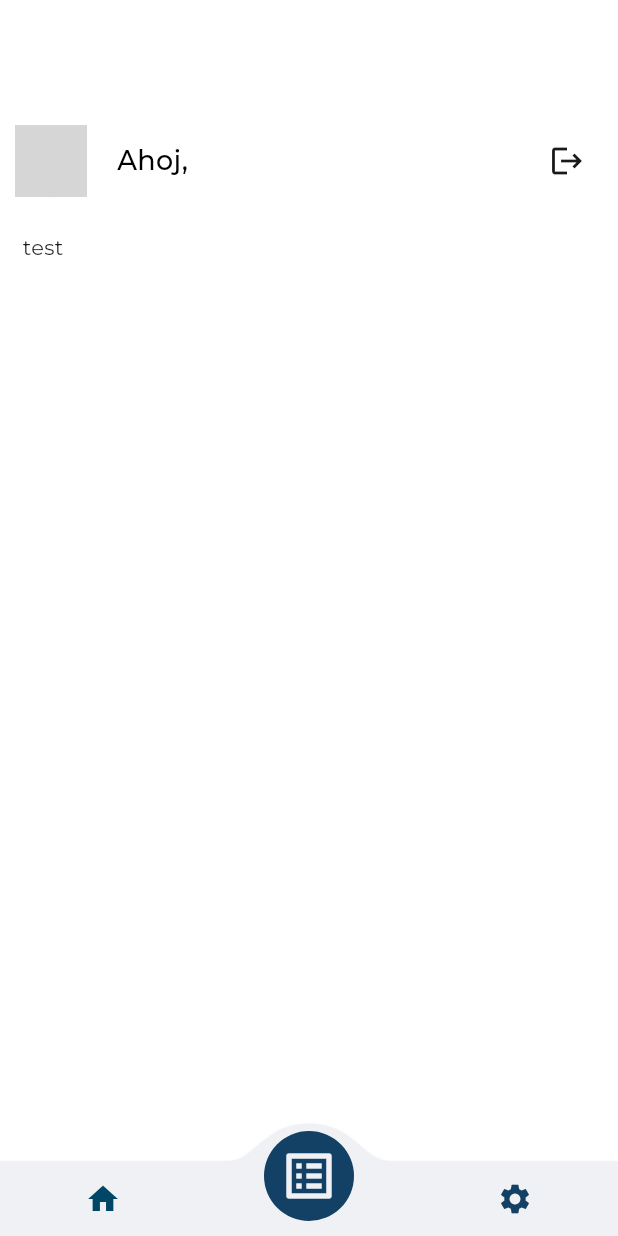
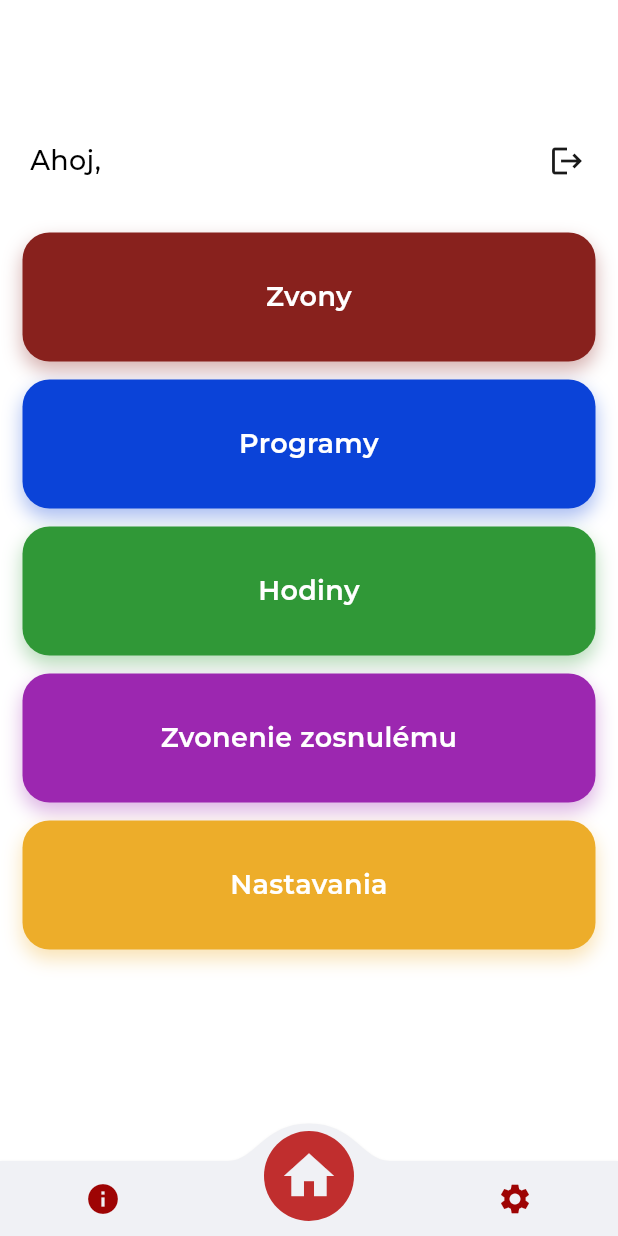
Before and after one commit to PatrikChvojka/rychtech, a Flutter app: the HomePage screen opened directly, on a phone screen of 412 x 824 dp. Run offline on Flutter 3.47's test engine with Material 3 defaults, Android fonts, the light colour scheme and no system bars; drawn by our look-alikes of convex_bottom_bar; our stand-ins replace shared_preferences; missing offline and left inert: flutter_app_badger, onepref; accounts and stored records are empty; project files that could hold a hidden picture were left out; grey boxes are pictures that could not be loaded.

Commit message:
Login | Home page

```diff
--- /dev/null
+++ b/devtools_options.yaml
@@ -0,0 +1,3 @@
+description: This file stores settings for Dart & Flutter DevTools.
+documentation: https://docs.flutter.dev/tools/devtools/extensions#configure-extension-enablement-states
+extensions:
--- a/lib/home.dart
+++ b/lib/home.dart
@@ -25,25 +25,9 @@ class HomePage extends StatefulWidget {
 }
 
 class _HomePageState extends State<HomePage> {
-  List<String> _userRoles = [];
-
   @override
   void initState() {
     super.initState();
-
-    // Start loading data immediately
-    _initializeData();
-  }
-
-  Future<void> _initializeData() async {
-    final prefs = await SharedPreferences.getInstance();
-
-    // TEST: simuluj dáta
-    final uid_role = prefs.getStringList('roles') ?? ['Obyvateľ', 'Firma']; // <- defaultne nech tam niečo je
-
-    setState(() {
-      _userRoles = uid_role;
-    });
   }
 
   @override
@@ -51,48 +35,45 @@ class _HomePageState extends State<HomePage> {
     return Scaffold(
       appBar: MainAppBar(pageTitle: 'Home'),
       backgroundColor: Colors.white,
-      body: _userRoles.isEmpty
-          ? Center(child: CircularProgressIndicator())
-          : Container(
-              padding: const EdgeInsets.only(left: 15.0, right: 15.0, bottom: 15.0, top: 15.0),
-              child: Column(children: [Text("test")]),
-            ),
+      body: Padding(
+        padding: const EdgeInsets.all(15.0),
+        child: ListView(
+          children: [
+            _buildBox("Zvony", Color.fromRGBO(136, 33, 29, 1), context, "WebAdresy"),
+            _buildBox("Programy", Color.fromRGBO(11, 67, 216, 1), context, "WebAdresy"),
+            _buildBox("Hodiny", Color.fromRGBO(48, 152, 55, 1), context, "WebAdresy"),
+            _buildBox("Zvonenie zosnulému", Color.fromRGBO(156, 39, 176, 1), context, "WebAdresy"),
+            _buildBox("Nastavania", Color.fromRGBO(237, 173, 42, 1), context, "WebAdresy"),
+          ],
+        ),
+      ),
+
       /* BOTTOM MENU */
       bottomNavigationBar: const BottomMenu(index: 0),
     );
   }
 
-  Widget _buildBox(String title, String icon, BuildContext context, String route) {
+  Widget _buildBox(String title, Color color, BuildContext context, String route) {
     return GestureDetector(
       onTap: () {
         Navigator.pushNamed(context, '/$route');
       },
       child: Container(
-        margin: EdgeInsets.all(2),
-        padding: EdgeInsets.symmetric(vertical: 20, horizontal: 10),
+        margin: const EdgeInsets.only(bottom: 12),
+        padding: const EdgeInsets.symmetric(vertical: 30, horizontal: 18),
         decoration: BoxDecoration(
-          //  color: Color.fromRGBO(197, 197, 197, 1).withOpacity(0.9),
-          color: Color.fromRGBO(232, 234, 240, 1),
-          borderRadius: BorderRadius.circular(15),
-          boxShadow: [BoxShadow(color: Colors.black.withOpacity(0.05), blurRadius: 8, offset: Offset(0, 4))],
+          color: color,
+          borderRadius: BorderRadius.circular(18),
+          boxShadow: [BoxShadow(color: color.withOpacity(0.35), blurRadius: 10, offset: const Offset(0, 6))],
         ),
-        child: Column(
-          mainAxisAlignment: MainAxisAlignment.center,
-          children: [
-            Container(padding: EdgeInsets.all(16), child: Image.asset("lib/assets/images/$icon.png", height: 55, width: 55)),
-            Flexible(
-              child: Text(
-                title,
-                textAlign: TextAlign.center,
-                style: TextStyle(
-                  fontSize: 17,
-                  color: Colors.black,
-                  // color: iconBgColor,
-                  fontWeight: FontWeight.w500,
-                ),
-              ),
-            ),
-          ],
+        child: Text(
+          title,
+          textAlign: TextAlign.center,
+          style: const TextStyle(
+            fontSize: 18,
+            fontWeight: FontWeight.w600,
+            color: Colors.white, // aby bol text čitateľný
+          ),
         ),
       ),
     );
--- a/lib/include/appbar.dart
+++ b/lib/include/appbar.dart
@@ -53,11 +53,7 @@ class _MainAppBarState extends State<MainAppBar> {
                           },
                           child: Row(
                             children: [
-                              CircleAvatar(
-                                radius: 24,
-                                backgroundImage: NetworkImage('https://randomuser.me/api/portraits/men/1.jpg'), // Pridajte svoj obrázok avatara
-                              ),
-                              SizedBox(width: 20),
+                              SizedBox(width: 10),
                               FutureBuilder<String>(
                                 future: _userNameFuture, // Použijeme uložený Future
                                 builder: (context, snapshot) {
--- a/lib/include/bottom_menu.dart
+++ b/lib/include/bottom_menu.dart
@@ -1,6 +1,5 @@
 import 'package:convex_bottom_bar/convex_bottom_bar.dart';
 import 'package:flutter/material.dart';
-import 'package:shared_preferences/shared_preferences.dart';
 import '../include/style.dart' as style;
 
 class BottomMenu extends StatefulWidget {
@@ -20,41 +19,22 @@ class _BottomMenuState extends State<BottomMenu> {
   void initState() {
     super.initState();
 
-    // Start loading data immediately
-    _initializeData();
-
     index = widget.index;
-  }
-
-  // New method to handle initialization
-  Future<void> _initializeData() async {
-    if (!mounted) return;
-
-    final prefs = await SharedPreferences.getInstance();
-    final uid_role = prefs.getStringList('roles') ?? [];
-
-    setState(() {
-      _userRoles = uid_role;
-    });
   }
 
   @override
   Widget build(BuildContext context) {
-    print(_userRoles);
     onTapFunction(i) {
       if (i == 0) {
         Navigator.of(context).popAndPushNamed("/home");
       }
 
-      if (i == 1 && _userRoles.contains("Zamestnanecká skupina")) {
-        Navigator.of(context).popAndPushNamed("/scan");
-      }
-      if (i == 1 && !_userRoles.contains("Zamestnanecká skupina")) {
-        Navigator.pushNamed(context, '/OznamyVypis');
+      if (i == 1) {
+        Navigator.pushNamed(context, '/home');
       }
 
       if (i == 2) {
-        Navigator.of(context).popAndPushNamed("/settingspage");
+        Navigator.of(context).popAndPushNamed("/home");
       }
     }
 
@@ -63,17 +43,17 @@ class _BottomMenuState extends State<BottomMenu> {
       child: ConvexAppBar(
         backgroundColor: Color.fromRGBO(240, 241, 245, 1),
         activeColor: style.MainAppStyle().secondColor,
-        color: Color.fromRGBO(19, 65, 101, 1),
+        color: style.MainAppStyle().mainColor,
         cornerRadius: 0.0,
         height: 50.0,
         elevation: 0.5, // tien
         style: TabStyle.fixedCircle,
         items: [
+          TabItem(icon: Icons.info),
           TabItem(icon: Icons.home),
-          if (_userRoles.contains("Zamestnanecká skupina")) ...[TabItem(icon: Icons.qr_code, title: 'Oskenuj')] else ...[TabItem(icon: Icons.list_alt_outlined, title: 'Zamknuté')],
           TabItem(icon: Icons.settings),
         ],
-        initialActiveIndex: index,
+        initialActiveIndex: 1,
         onTap: (int i) => onTapFunction(i),
       ),
     );
--- a/lib/include/drupal_api.dart
+++ b/lib/include/drupal_api.dart
@@ -9,8 +9,8 @@ import '../models/user_data.dart';
 
 class DrupalAPI {
   // variables
-  String drupalURLWeb = "https://clegoo.com/";
-  String drupalURL = "https://clegoo.com/api";
-  final username = 'api_375';
+  String drupalURLWeb = "https://cms.rychtech.sk/";
+  String drupalURL = "https://cms.rychtech.sk/api";
+  final username = 'api_424';
   final password = 'apiHb@Clean24';
 }
--- a/lib/include/style.dart
+++ b/lib/include/style.dart
@@ -15,8 +15,8 @@ class MainAppStyle {
 
   // MAIN Color
   Color bledsiamodra = Color.fromRGBO(151, 222, 223, 1);
-  Color mainColor = Color.fromRGBO(0, 176, 179, 1);
-  Color secondColor = Color.fromRGBO(0, 70, 103, 1);
+  Color mainColor = Color.fromRGBO(158, 4, 4, 1);
+  Color secondColor = Color.fromRGBO(192, 46, 46, 1);
   Color colorText = Color.fromRGBO(43, 43, 43, 1);
   Color colorOranzova = Color.fromRGBO(254, 102, 0, 1);
 
```
Also changed, not shown: lib/login.dart (+2 -30 lines), lib/assets/images/logo.png (added), 3 other files.
